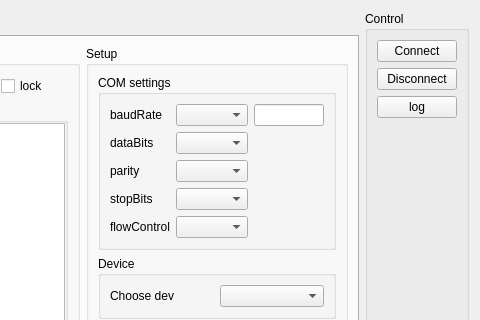
Above: source/formcomitem.ui from novdot/ComControl before the change; both pictures show x 190 to 670 and y 0 to 320 of the 670 by 561 pixel window. Below: the same form after it.
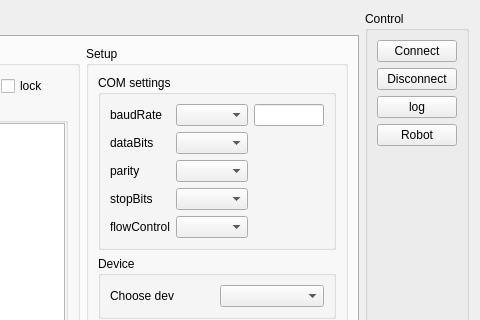
That is the form after the change.

Commit message: Create robot log - added robot log button for show current links - changed default setting file path - set new app icon for win32

```diff
--- a/source/formcomitem.ui
+++ b/source/formcomitem.ui
@@ -259,6 +259,13 @@
         </property>
        </widget>
       </item>
+      <item>
+       <widget class="QPushButton" name="pushButton_RobotView">
+        <property name="text">
+         <string>Robot</string>
+        </property>
+       </widget>
+      </item>
       <item>
        <spacer name="verticalSpacer_3">
         <property name="orientation">
```
The commit also changes 17 other files.
